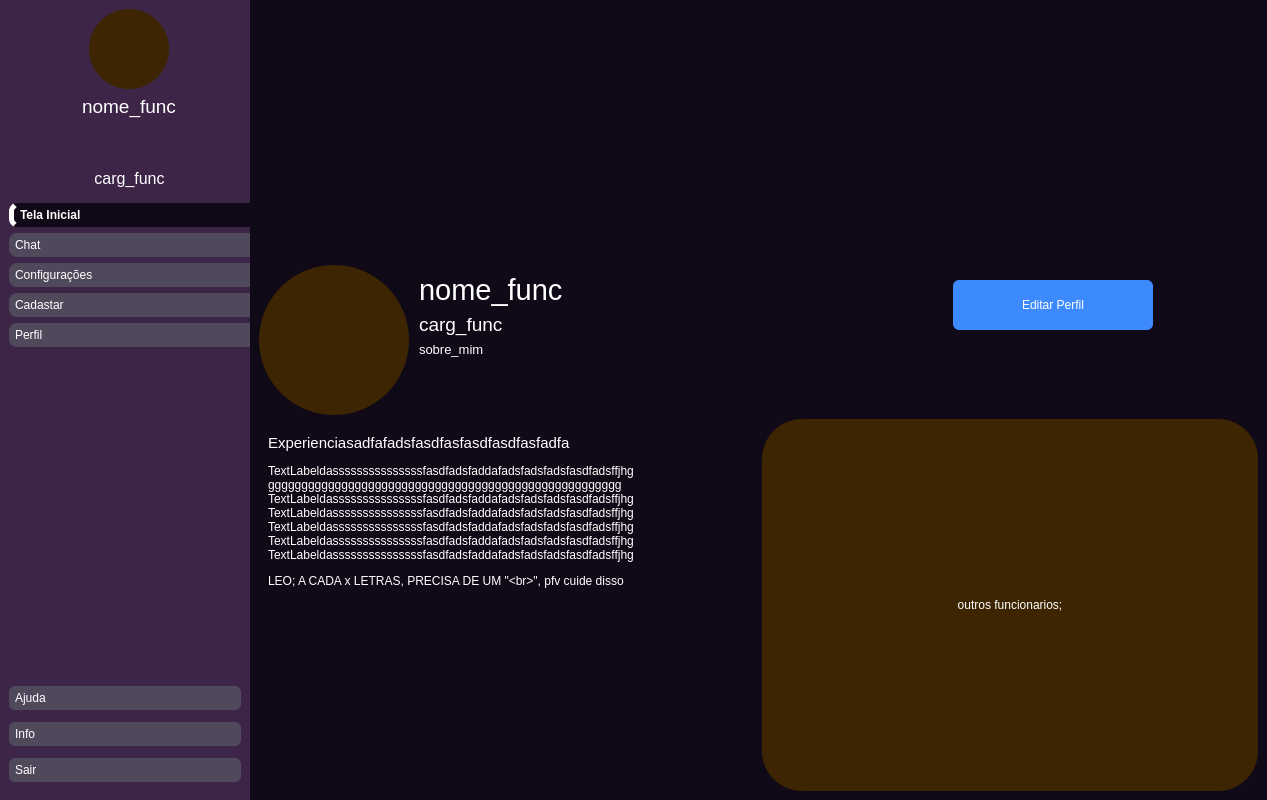
Qt form design/NOVODASH.ui (Zstraffey/NewTE) before a commit.
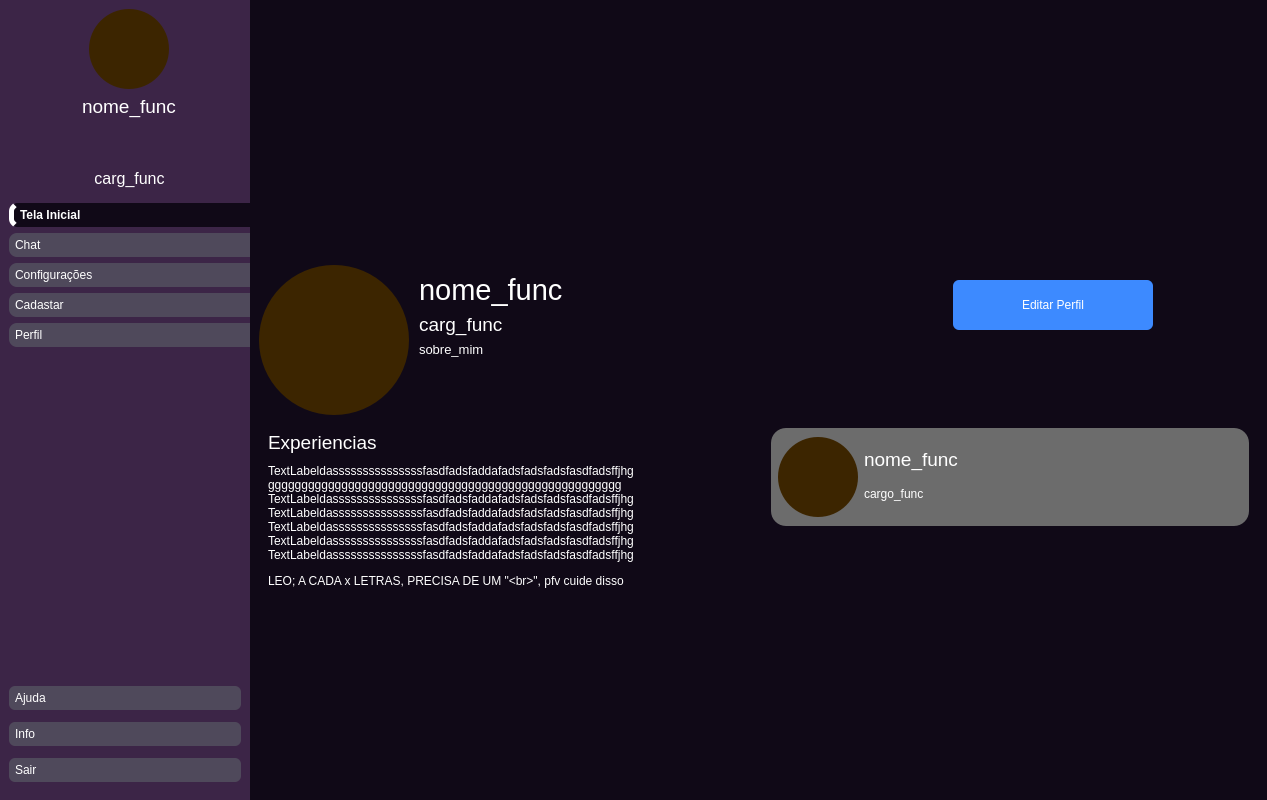
The same form after that commit. The open tabs and pages were chosen to show the change. Icons and pictures are not drawn.

Commit message: todos elementos nomeados; que comece o sofrimento da programação

Patch:
```diff
--- a/design/NOVODASH.ui
+++ b/design/NOVODASH.ui
@@ -4453,7 +4453,7 @@
                  </size>
                 </property>
                 <property name="text">
-                 <string>&lt;html&gt;&lt;head/&gt;&lt;body&gt;&lt;p&gt;&lt;span style=&quot; font-size:11pt;&quot;&gt;Experienciasadfafadsfasdfasfasdfasdfasfadfa&lt;/span&gt;&lt;/p&gt;&lt;/body&gt;&lt;/html&gt;</string>
+                 <string>&lt;html&gt;&lt;head/&gt;&lt;body&gt;&lt;p&gt;&lt;span style=&quot; font-size:14pt;&quot;&gt;Experiencias&lt;/span&gt;&lt;/p&gt;&lt;/body&gt;&lt;/html&gt;</string>
                 </property>
                </widget>
               </item>
@@ -4488,69 +4488,127 @@
              </layout>
             </widget>
            </item>
-           <item>
-            <widget class="QWidget" name="widget_11" native="true">
+           <item alignment="Qt::AlignRight">
+            <widget class="QWidget" name="local_outros_funcs" native="true">
+             <property name="sizePolicy">
+              <sizepolicy hsizetype="Expanding" vsizetype="Expanding">
+               <horstretch>0</horstretch>
+               <verstretch>0</verstretch>
+              </sizepolicy>
+             </property>
              <layout class="QVBoxLayout" name="verticalLayout_8">
-              <property name="spacing">
-               <number>0</number>
-              </property>
-              <property name="leftMargin">
-               <number>0</number>
-              </property>
-              <property name="topMargin">
-               <number>0</number>
-              </property>
-              <property name="rightMargin">
-               <number>0</number>
-              </property>
-              <property name="bottomMargin">
-               <number>0</number>
-              </property>
               <item>
-               <widget class="QPushButton" name="foto_func_4">
+               <widget class="QWidget" name="template_outros_funcs" native="true">
                 <property name="sizePolicy">
-                 <sizepolicy hsizetype="Expanding" vsizetype="Expanding">
+                 <sizepolicy hsizetype="Fixed" vsizetype="Fixed">
                   <horstretch>0</horstretch>
                   <verstretch>0</verstretch>
                  </sizepolicy>
                 </property>
                 <property name="minimumSize">
                  <size>
-                  <width>80</width>
-                  <height>80</height>
+                  <width>478</width>
+                  <height>98</height>
                  </size>
                 </property>
-                <property name="maximumSize">
-                 <size>
-                  <width>16777215</width>
-                  <height>16777215</height>
-                 </size>
-                </property>
-                <property name="cursor">
-                 <cursorShape>PointingHandCursor</cursorShape>
-                </property>
-                <property name="layoutDirection">
-                 <enum>Qt::LeftToRight</enum>
-                </property>
                 <property name="styleSheet">
-                 <string notr="true">QPushButton{
+                 <string notr="true">#template_outros_funcs{
+background-color: rgb(108, 108, 108);
+border-radius: 15px;
+
+}</string>
+                </property>
+                <layout class="QHBoxLayout" name="horizontalLayout_10">
+                 <property name="leftMargin">
+                  <number>7</number>
+                 </property>
+                 <item>
+                  <widget class="QPushButton" name="foto_outros_funcs">
+                   <property name="sizePolicy">
+                    <sizepolicy hsizetype="Expanding" vsizetype="Expanding">
+                     <horstretch>0</horstretch>
+                     <verstretch>0</verstretch>
+                    </sizepolicy>
+                   </property>
+                   <property name="minimumSize">
+                    <size>
+                     <width>80</width>
+                     <height>80</height>
+                    </size>
+                   </property>
+                   <property name="maximumSize">
+                    <size>
+                     <width>80</width>
+                     <height>80</height>
+                    </size>
+                   </property>
+                   <property name="cursor">
+                    <cursorShape>PointingHandCursor</cursorShape>
+                   </property>
+                   <property name="layoutDirection">
+                    <enum>Qt::LeftToRight</enum>
+                   </property>
+                   <property name="styleSheet">
+                    <string notr="true">QPushButton{
 text-aling:center;
 	background-color: rgb(60, 37, 00) ;
 border-radius: 40px;
 
 }</string>
-                </property>
-                <property name="text">
-                 <string>outros funcionarios;</string>
-                </property>
-                <property name="iconSize">
-                 <size>
-                  <width>4000</width>
-                  <height>4000</height>
-                 </size>
-                </property>
+                   </property>
+                   <property name="text">
+                    <string/>
+                   </property>
+                   <property name="iconSize">
+                    <size>
+                     <width>4000</width>
+                     <height>4000</height>
+                    </size>
+                   </property>
+                  </widget>
+                 </item>
+                 <item>
+                  <widget class="QWidget" name="info_outros_funcs" native="true">
+                   <layout class="QVBoxLayout" name="verticalLayout_51">
+                    <property name="spacing">
+                     <number>8</number>
+                    </property>
+                    <property name="leftMargin">
+                     <number>0</number>
+                    </property>
+                    <item>
+                     <widget class="QLabel" name="nome_outros_funcs">
+                      <property name="text">
+                       <string>&lt;html&gt;&lt;head/&gt;&lt;body&gt;&lt;p&gt;&lt;span style=&quot; font-size:14pt;&quot;&gt;nome_func&lt;/span&gt;&lt;/p&gt;&lt;/body&gt;&lt;/html&gt;</string>
+                      </property>
+                     </widget>
+                    </item>
+                    <item>
+                     <widget class="QLabel" name="cargo_outros_funcs">
+                      <property name="text">
+                       <string>&lt;html&gt;&lt;head/&gt;&lt;body&gt;&lt;p&gt;cargo_func&lt;/p&gt;&lt;/body&gt;&lt;/html&gt;</string>
+                      </property>
+                     </widget>
+                    </item>
+                   </layout>
+                  </widget>
+                 </item>
+                </layout>
                </widget>
               </item>
+              <item>
+               <spacer name="verticalSpacer_5">
+                <property name="orientation">
+                 <enum>Qt::Vertical</enum>
+                </property>
+                <property name="sizeHint" stdset="0">
+                 <size>
+                  <width>20</width>
+                  <height>40</height>
+                 </size>
+                </property>
+               </spacer>
+              </item>
              </layout>
             </widget>
            </item>
```
Left out of the diff: 105 changed lines with no effect on the pictures.
